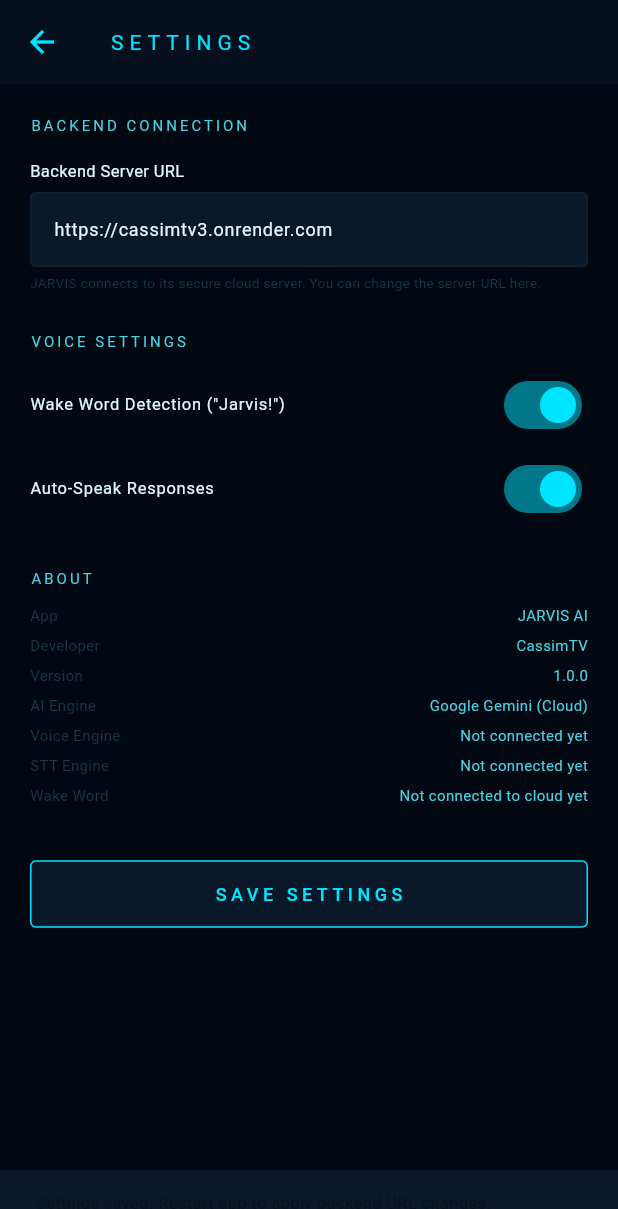
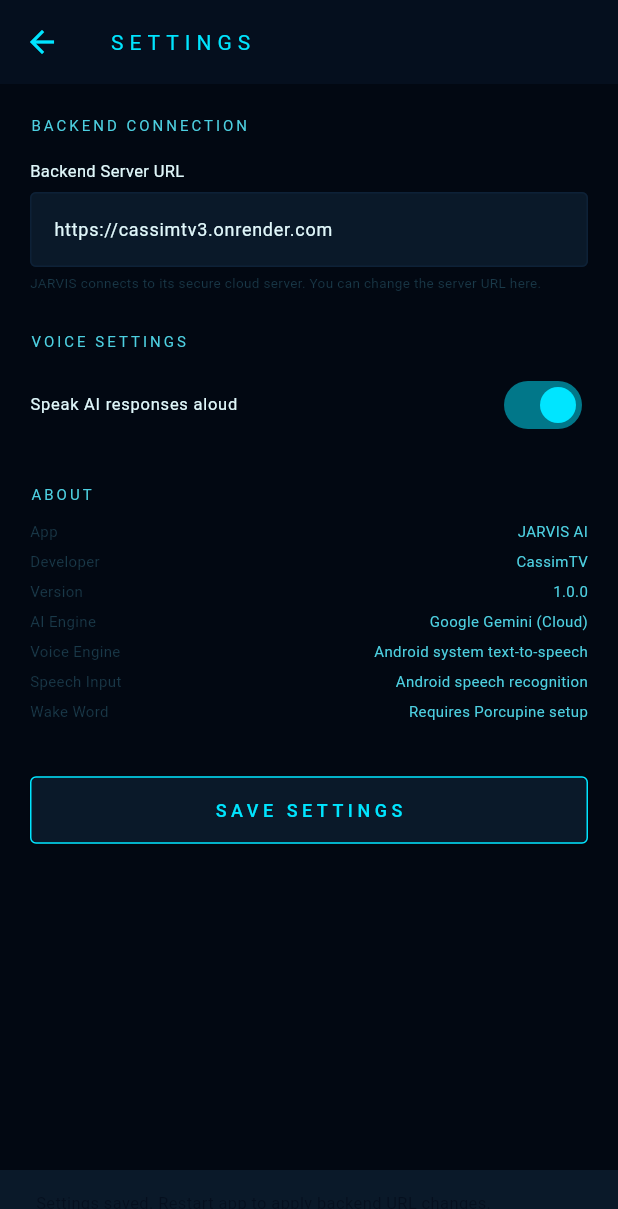
Before and after one commit to thenotoriouscassim-svg/cassimtv3, a Flutter app: the SettingsScreen screen opened directly, after a tap on "SAVE SETTINGS", on a phone screen of 412 x 824 dp. Shown: the top 1209 px of the screen. Run offline on Flutter 3.47's test engine with Material 3 defaults, Android fonts, the phone set to English and light mode, and no system bars; our stand-ins replace audioplayers, flutter_tts, permission_handler, shared_preferences, speech_to_text; accounts and stored records are empty; network calls fail; Roboto replaces fonts that are missing (Orbitron).

Commit message:
Connect auto-speak setting and show accurate voice engine status

```diff
--- a/lib/screens/settings_screen.dart
+++ b/lib/screens/settings_screen.dart
@@ -1,5 +1,7 @@
 import 'package:flutter/material.dart';
 import 'package:shared_preferences/shared_preferences.dart';
+import 'package:provider/provider.dart';
+import '../services/jarvis_service.dart';
 import '../utils/constants.dart';
 
 class SettingsScreen extends StatefulWidget {
@@ -10,7 +12,6 @@ class SettingsScreen extends StatefulWidget {
 
 class _SettingsScreenState extends State<SettingsScreen> {
   final _urlController = TextEditingController();
-  bool _wakeWordEnabled = true;
   bool _autoSpeak = true;
 
   @override
@@ -23,7 +24,6 @@ class _SettingsScreenState extends State<SettingsScreen> {
     final prefs = await SharedPreferences.getInstance();
     setState(() {
       _urlController.text = prefs.getString('backend_url') ?? JarvisStrings.backendUrl;
-      _wakeWordEnabled    = prefs.getBool('wake_word_enabled') ?? true;
       _autoSpeak          = prefs.getBool('auto_speak') ?? true;
     });
   }
@@ -31,8 +31,7 @@ class _SettingsScreenState extends State<SettingsScreen> {
   Future<void> _save() async {
     final prefs = await SharedPreferences.getInstance();
     await prefs.setString('backend_url', _urlController.text.trim());
-    await prefs.setBool('wake_word_enabled', _wakeWordEnabled);
-    await prefs.setBool('auto_speak', _autoSpeak);
+    await context.read<JarvisService>().setAutoSpeak(_autoSpeak);
     if (mounted) {
       ScaffoldMessenger.of(context).showSnackBar(
         const SnackBar(
@@ -72,9 +71,7 @@ class _SettingsScreenState extends State<SettingsScreen> {
           const SizedBox(height: 24),
 
           _section('VOICE SETTINGS'),
-          _toggle('Wake Word Detection ("Jarvis!")', _wakeWordEnabled,
-              (v) => setState(() => _wakeWordEnabled = v)),
-          _toggle('Auto-Speak Responses', _autoSpeak,
+          _toggle('Speak AI responses aloud', _autoSpeak,
               (v) => setState(() => _autoSpeak = v)),
           const SizedBox(height: 24),
 
@@ -83,9 +80,9 @@ class _SettingsScreenState extends State<SettingsScreen> {
           _infoRow('Developer', 'CassimTV'),
           _infoRow('Version', '1.0.0'),
           _infoRow('AI Engine', 'Google Gemini (Cloud)'),
-          _infoRow('Voice Engine', 'Not connected yet'),
-          _infoRow('STT Engine', 'Not connected yet'),
-          _infoRow('Wake Word', 'Not connected to cloud yet'),
+          _infoRow('Voice Engine', 'Android system text-to-speech'),
+          _infoRow('Speech Input', 'Android speech recognition'),
+          _infoRow('Wake Word', 'Requires Porcupine setup'),
           const SizedBox(height: 32),
 
           ElevatedButton(
```
